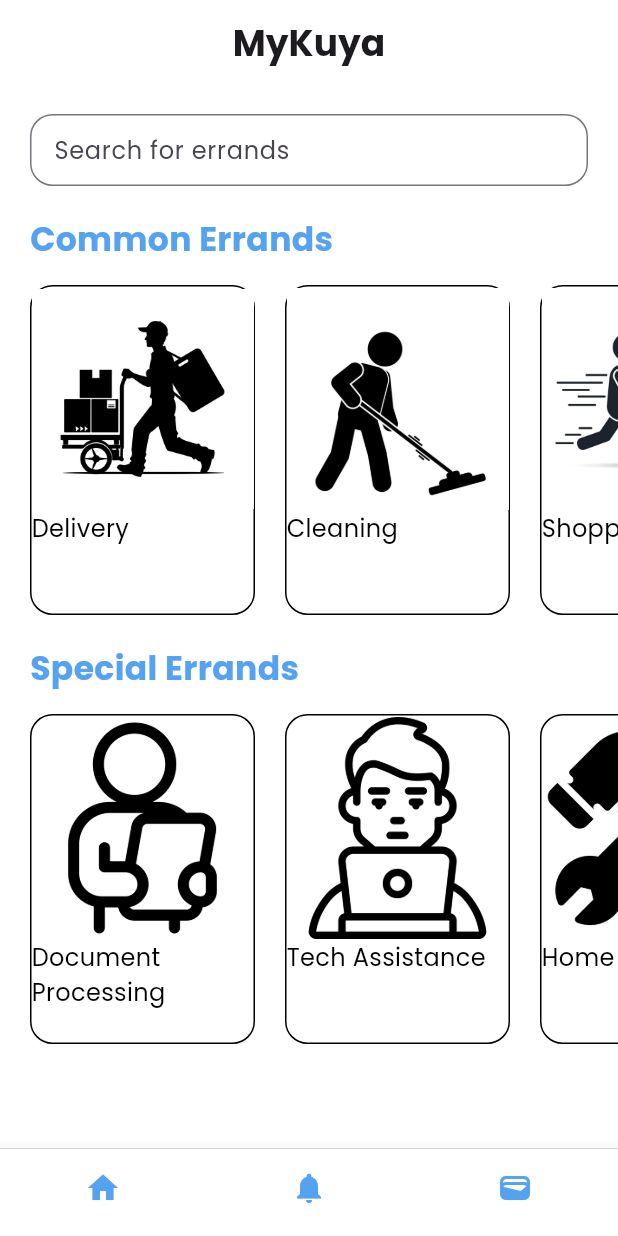
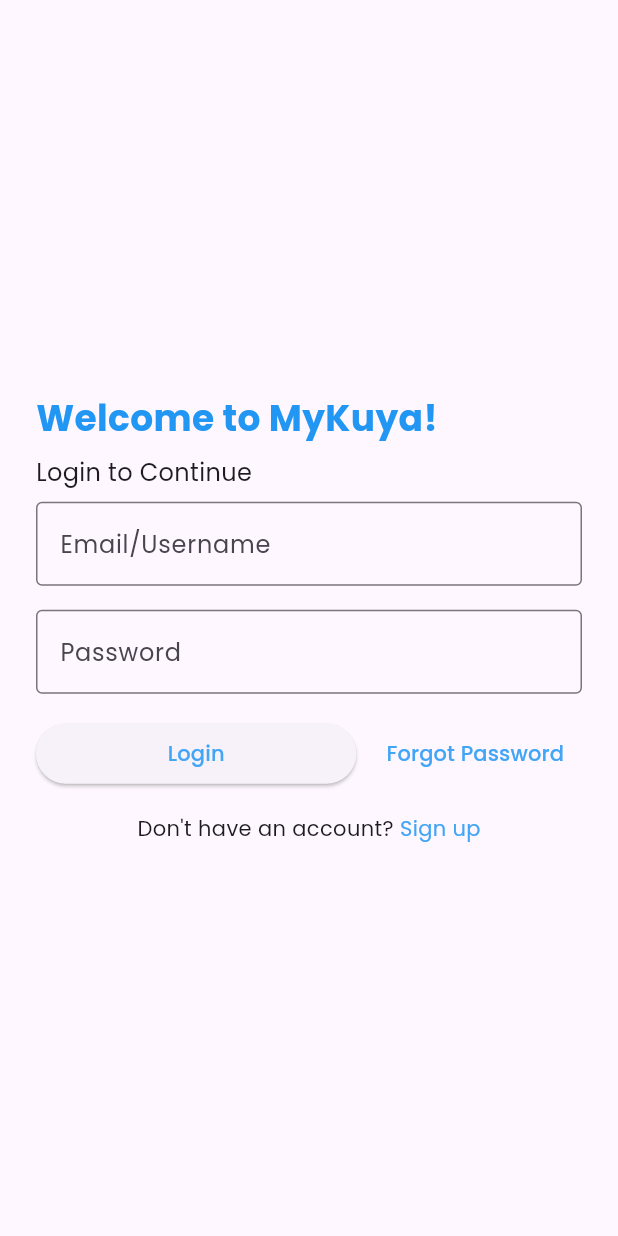
Before and after one commit to z-akiii/MyKuya, a Flutter app: the screen it shows after launch, on a phone screen of 412 x 824 dp. Run offline on Flutter 3.47's test engine with Material 3 defaults, Android fonts, the phone set to English and light mode, and no system bars.

Commit message:
Added temporary login and registration no database yet.

```diff
--- a/lib/main.dart
+++ b/lib/main.dart
@@ -4,6 +4,8 @@
 import 'package:mykuya/screens/layout.dart';
 import 'package:mykuya/screens/pet_page.dart';
 import 'package:mykuya/screens/shopping_page.dart';
+import 'package:mykuya/screens/login.dart';
+import 'package:mykuya/screens/register.dart';
 
 void main() {
   runApp(const MyApp());
@@ -18,7 +20,10 @@
     return MaterialApp(
       debugShowCheckedModeBanner: false,
       theme: ThemeData(fontFamily: 'Poppins'),
+      initialRoute: '/login',
       routes: {
+        '/login': (context) => LoginScreen(),
+        '/register': (context) => RegisterScreen(),
         '/delivery' : (context) => DeliveryPage(),
         '/shopping' : (context) => ShoppingPage(),
         '/cleaning' : (context) => CleaningPage(),
--- /dev/null
+++ b/lib/screens/login.dart
@@ -0,0 +1,79 @@
+import 'package:flutter/material.dart';
+import 'package:mykuya/screens/home_page.dart';
+import 'register.dart';
+
+class LoginScreen extends StatelessWidget {
+  const LoginScreen({super.key});
+
+  @override
+  Widget build(BuildContext context) {
+    return Scaffold(
+      body: Padding(
+        padding: const EdgeInsets.symmetric(horizontal: 24.0),
+        child: Center(
+          child: SingleChildScrollView(
+            child: Column(
+              crossAxisAlignment: CrossAxisAlignment.start,
+              children: [
+                Text("Welcome to MyKuya!", style: TextStyle(fontSize: 24, fontWeight: FontWeight.bold, color: Colors.blue)),
+                SizedBox(height: 8),
+                Text("Login to Continue", style: TextStyle(fontSize: 16)),
+                SizedBox(height: 8),
+                TextField(
+                  decoration: InputDecoration(
+                    labelText: "Email/Username",
+                    border: OutlineInputBorder(),
+                  ),
+                ),
+                SizedBox(height: 16),
+                TextField(
+                  obscureText: true,
+                  decoration: InputDecoration(
+                    labelText: "Password",
+                    border: OutlineInputBorder(),
+                  ),
+                ),
+                SizedBox(height: 16),
+                Row(
+                  children: [
+                    Expanded(
+                      child: ElevatedButton(
+                        onPressed: () {
+                          Navigator.push(
+                            context, MaterialPageRoute(builder: (context) => HomePage())
+                          );
+                        },
+                        child: Text("Login", style: TextStyle(color: Colors.blue[400])),
+                      ),
+                    ),
+                    SizedBox(width: 8),
+                    TextButton(
+                      onPressed: () {},
+                      child: Text("Forgot Password", style: TextStyle(color: Colors.blue[400])),
+                    ),
+                  ],
+                ),
+                SizedBox(height: 16),
+                Row(
+                  mainAxisAlignment: MainAxisAlignment.center,
+                  children: [
+                    Text("Don't have an account? "),
+                    GestureDetector(
+                      onTap: () {
+                        Navigator.push(
+                          context,
+                          MaterialPageRoute(builder: (context) => RegisterScreen()),
+                        );
+                      },
+                      child: Text("Sign up", style: TextStyle(color: Colors.blue[400])),
+                    ),
+                  ],
+                ),
+              ],
+            ),
+          ),
+        ),
+      ),
+    );
+  }
+}
```
Also changed, not shown: lib/screens/register.dart (added, +137 -0 lines), pubspec.lock.
